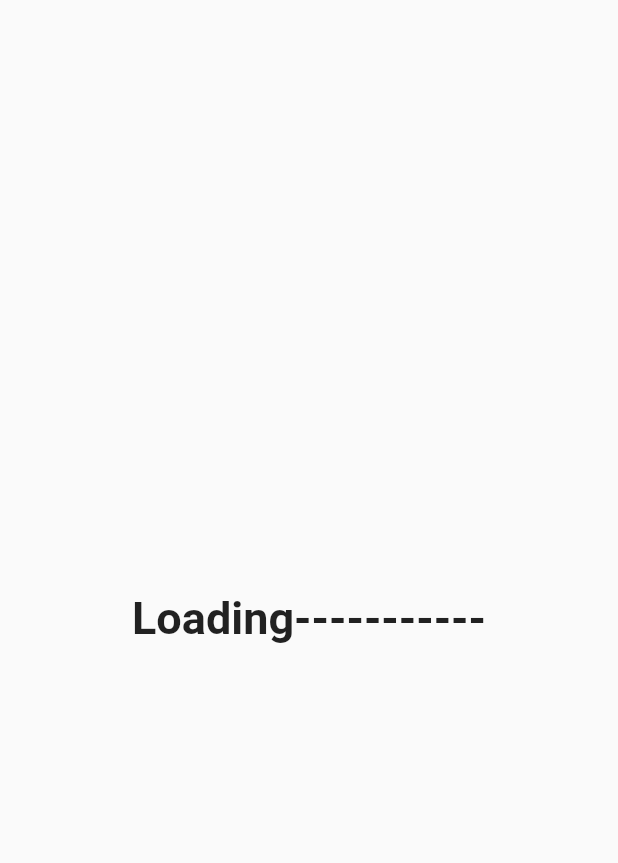
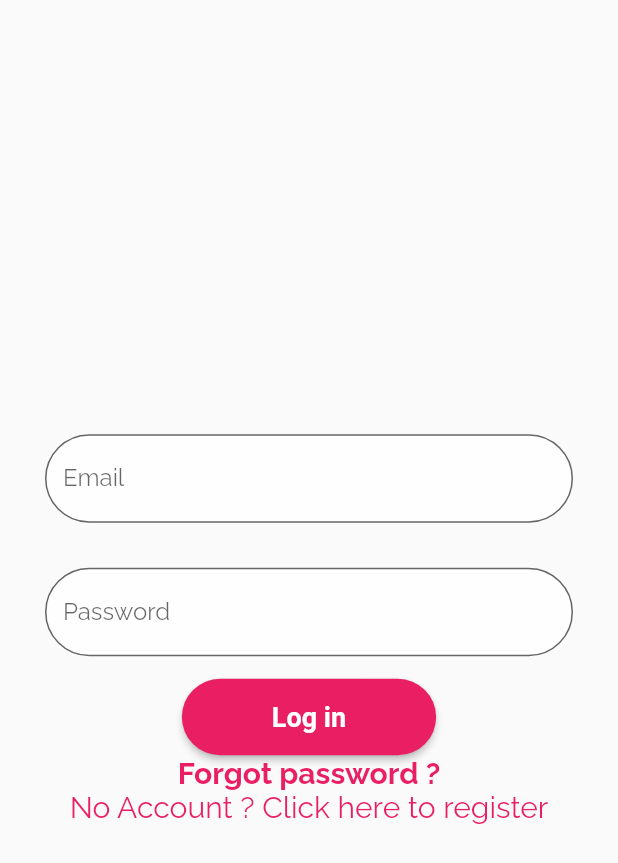
Before and after one commit to NafimAhmed/Ecommerce_Latest, a Flutter app: the screen it shows after launch, on a phone screen of 412 x 824 dp. Shown: the top 863 px of the screen. Run offline on Flutter 3.47's test engine with Material 2 defaults, Android fonts, the phone set to English and light mode, and no system bars; our stand-ins replace carousel_slider, google_fonts, image_picker, sizer, webview_flutter; missing offline and left inert: dart:ffi, quantity_input.

Commit message:
log in added

```diff
--- /dev/null
+++ b/lib/login.dart
@@ -0,0 +1,173 @@
+
+import 'package:flutter/cupertino.dart';
+import 'package:flutter/material.dart';
+import 'package:google_fonts/google_fonts.dart';
+
+class Login extends StatelessWidget
+{
+  @override
+  Widget build(BuildContext context) {
+    // TODO: implement build
+    return Scaffold(
+      body: Column(
+        mainAxisAlignment: MainAxisAlignment.center,
+        crossAxisAlignment: CrossAxisAlignment.center,
+        children: [
+
+
+          Padding(
+            padding: EdgeInsets.fromLTRB(30, 15, 30, 15),
+            child:TextField(
+              maxLines: 1,
+              //controller: emailController,
+              decoration: InputDecoration(
+                  labelText: "Email",
+                  labelStyle: GoogleFonts.raleway(
+
+                  ),
+                  floatingLabelStyle: GoogleFonts.raleway(
+                    fontSize: 30,
+                    fontWeight: FontWeight.bold,
+                    color: Colors.pink,
+
+                  ),
+                  border: OutlineInputBorder(
+                      borderRadius: BorderRadius.circular(30)
+                  ),
+                  filled: true,
+                  fillColor: Colors.white70,
+                  hintText: "Email",
+                  focusedBorder: OutlineInputBorder(
+                      borderRadius: BorderRadius.circular(10),
+                      borderSide: BorderSide(
+                          color: Colors.pink,
+                          width: 1.0
+                      )
+                  )
+              ),
+            ),),
+
+
+
+          Padding(
+            padding: EdgeInsets.fromLTRB(30, 15, 30, 15),
+            child:TextField(
+              maxLines: 1,
+             // controller: passwordController,
+              decoration: InputDecoration(
+
+                  labelStyle: GoogleFonts.raleway(
+
+                  ),
+                  floatingLabelStyle: GoogleFonts.raleway(
+                    fontSize: 30,
+                    fontWeight: FontWeight.bold,
+                    color: Colors.pink,
+
+                  ),
+                  labelText: "Password",
+                  border: OutlineInputBorder(
+                      borderRadius: BorderRadius.circular(30)
+                  ),
+                  filled: true,
+                  fillColor: Colors.white70,
+                  hintText: "Password",
+                  focusedBorder: OutlineInputBorder(
+                      borderRadius: BorderRadius.circular(10),
+                      borderSide: BorderSide(
+                          color: Colors.pink,
+                          width: 1.0
+                      )
+                  )
+              ),
+            ),),
+
+
+
+
+
+
+
+          ElevatedButton(
+            onPressed: () {
+
+              Navigator.pop(context);
+
+              // Navigator.push(
+              //     context,
+              //     MaterialPageRoute(
+              //         builder: (context) =>
+              //             BottomBar()));
+
+              // Get.to(BottomBar(),
+              //     duration: Duration(milliseconds: 500), //duration of transitions, default 1 sec
+              //     transition: Transition.rightToLeft );
+
+
+
+
+            },
+            style: ElevatedButton.styleFrom(
+              padding: EdgeInsets.symmetric(
+                  horizontal: 60.0, vertical: 15.0),
+              primary: Colors.pink,
+              shape: StadiumBorder(),
+            ),
+            child: Text(
+              "Log in",
+              style: TextStyle(color: Colors.white, fontSize: 18,
+                  fontWeight: FontWeight.bold
+              ),
+            ),
+          ),
+
+
+
+
+
+          InkWell(
+            onTap: (){
+
+            },
+            child:  Text("Forgot password ?",
+              style: GoogleFonts.raleway(
+                  fontWeight: FontWeight.bold,
+                  fontSize: 20,
+                  color: Colors.pink
+              ),
+            ),
+          ),
+
+          InkWell(
+            onTap: (){
+
+
+              // Navigator.push(
+              //     context,
+              //     MaterialPageRoute(
+              //         builder: (context) =>
+              //             RegistrationScreen()));
+
+              // Get.to(RegistrationScreen());
+
+
+            },
+            child:  Text("No Account ? Click here to register",
+              style: GoogleFonts.raleway(
+
+                  fontSize: 20,
+                  color: Colors.pink
+              ),
+            ),
+          )
+
+
+
+
+
+        ],
+      ),
+    );
+  }
+
+}
--- a/lib/main.dart
+++ b/lib/main.dart
@@ -1,4 +1,5 @@
 import 'package:flutter/material.dart';
+import 'package:leads_test/login.dart';
 import 'package:sizer/sizer.dart';
 
 import 'home.dart';
@@ -22,7 +23,7 @@ class MyApp extends StatelessWidget {
 
               primarySwatch: Colors.pink,
             ),
-            home: Home(),
+            home: Login()//Home(),
           );
         });
   }
--- a/lib/profile_page.dart
+++ b/lib/profile_page.dart
@@ -0,0 +1,28 @@
+
+
+import 'package:flutter/material.dart';
+
+class ProfilePage extends StatelessWidget
+{
+  @override
+  Widget build(BuildContext context) {
+    // TODO: implement build
+    return Scaffold(
+      body: Container(
+        child: Column(
+          children: [
+
+            CircleAvatar(
+              child: Icon(Icons.person),
+            ),
+
+            Text("Name"),
+            Text("Account")
+
+          ],
+        ),
+      ),
+    );
+  }
+
+}
--- a/pubspec.yaml
+++ b/pubspec.yaml
@@ -27,6 +27,7 @@ environment:
 # the latest version available on pub.dev. To see which dependencies have newer
 # versions available, run `flutter pub outdated`.
 dependencies:
+  google_fonts: ^4.0.3
   webview_flutter: ^3.0.4
   equatable: ^2.0.5
   quantity_input: ^1.0.2
```
Also changed, not shown: lib/registration.dart (added), pubspec.lock, 1 other file.
